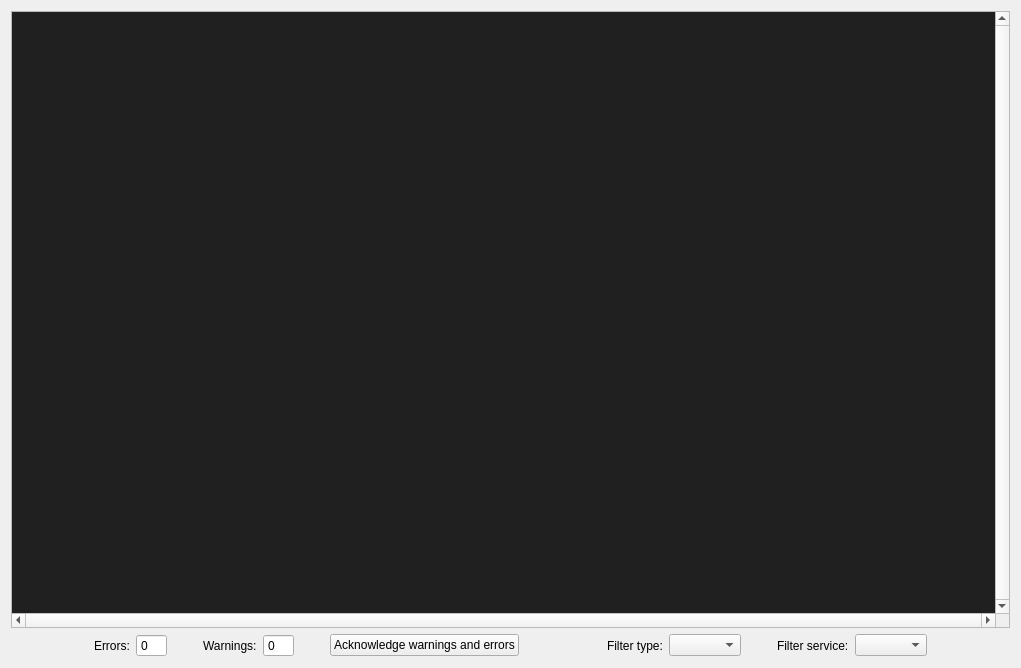
janis-hag/kalao-ics, file guis/ui/logs.ui: the form before one commit.
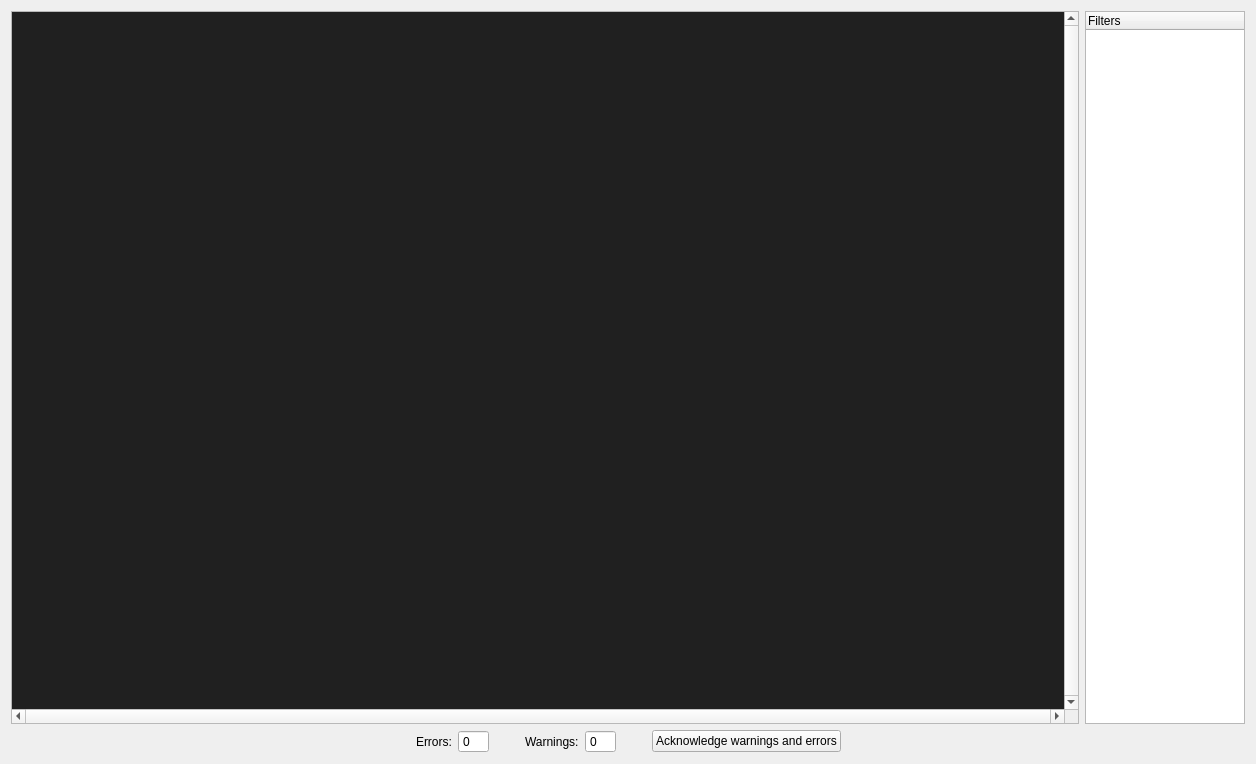
The form after the commit.

```diff
--- a/guis/ui/logs.ui
+++ b/guis/ui/logs.ui
@@ -6,15 +6,15 @@
    <rect>
     <x>0</x>
     <y>0</y>
-    <width>1021</width>
-    <height>668</height>
+    <width>1256</width>
+    <height>764</height>
    </rect>
   </property>
   <property name="windowTitle">
    <string>Logs - KalAO</string>
   </property>
-  <layout class="QVBoxLayout" name="verticalLayout">
-   <item>
+  <layout class="QGridLayout" name="gridLayout" columnstretch="1,0">
+   <item row="0" column="0">
     <widget class="QPlainTextEdit" name="logs_textedit">
      <property name="palette">
       <palette>
@@ -123,7 +123,31 @@
      </property>
     </widget>
    </item>
-   <item>
+   <item row="0" column="1">
+    <widget class="QTreeWidget" name="filters_tree">
+     <property name="maximumSize">
+      <size>
+       <width>160</width>
+       <height>16777215</height>
+      </size>
+     </property>
+     <property name="showDropIndicator" stdset="0">
+      <bool>false</bool>
+     </property>
+     <property name="selectionMode">
+      <enum>QAbstractItemView::NoSelection</enum>
+     </property>
+     <property name="rootIsDecorated">
+      <bool>false</bool>
+     </property>
+     <column>
+      <property name="text">
+       <string>Filters</string>
+      </property>
+     </column>
+    </widget>
+   </item>
+   <item row="1" column="0" colspan="2">
     <layout class="QHBoxLayout" name="horizontalLayout">
      <item>
       <spacer name="horizontalSpacer">
@@ -217,55 +241,6 @@
        </property>
       </widget>
      </item>
-     <item>
-      <spacer name="horizontalSpacer_5">
-       <property name="orientation">
-        <enum>Qt::Horizontal</enum>
-       </property>
-       <property name="sizeHint" stdset="0">
-        <size>
-         <width>40</width>
-         <height>20</height>
-        </size>
-       </property>
-      </spacer>
-     </item>
-     <item>
-      <widget class="QLabel" name="filter_type_label">
-       <property name="text">
-        <string>Filter type:</string>
-       </property>
-      </widget>
-     </item>
-     <item>
-      <widget class="QComboBox" name="filter_type_combobox"/>
-     </item>
-     <item>
-      <spacer name="horizontalSpacer_6">
-       <property name="orientation">
-        <enum>Qt::Horizontal</enum>
-       </property>
-       <property name="sizeType">
-        <enum>QSizePolicy::Maximum</enum>
-       </property>
-       <property name="sizeHint" stdset="0">
-        <size>
-         <width>30</width>
-         <height>20</height>
-        </size>
-       </property>
-      </spacer>
-     </item>
-     <item>
-      <widget class="QLabel" name="filter_origin_label">
-       <property name="text">
-        <string>Filter service:</string>
-       </property>
-      </widget>
-     </item>
-     <item>
-      <widget class="QComboBox" name="filter_origin_combobox"/>
-     </item>
      <item>
       <spacer name="horizontalSpacer_4">
        <property name="orientation">
```
